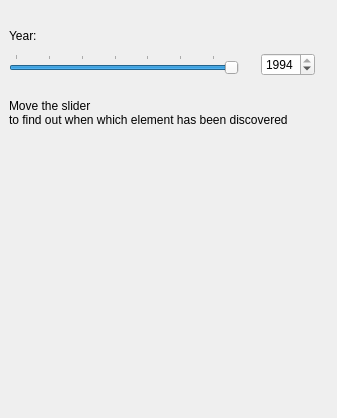
Before: the Qt Designer form src/timewidget.ui in KDE/kalzium, drawn with Qt 5.
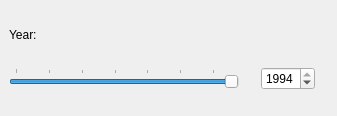
After: the same form once the commit is applied.

Commit message: * Remove not yet used stuff. * Pino: Designer hates me, I hate Designer. Perhaps you'll find 2 minutes   in Dublin to fix the layout in timewidget.ui ...

Diff of the .ui file:
```diff
--- a/src/timewidget.ui
+++ b/src/timewidget.ui
@@ -6,7 +6,7 @@
     <x>0</x>
     <y>0</y>
     <width>337</width>
-    <height>418</height>
+    <height>116</height>
    </rect>
   </property>
   <layout class="QGridLayout" >
@@ -87,31 +87,6 @@
      </property>
     </widget>
    </item>
-   <item row="4" column="0" colspan="2" >
-    <widget class="QLabel" name="text" >
-     <property name="sizePolicy" >
-      <sizepolicy>
-       <hsizetype>7</hsizetype>
-       <vsizetype>7</vsizetype>
-       <horstretch>0</horstretch>
-       <verstretch>0</verstretch>
-      </sizepolicy>
-     </property>
-     <property name="text" >
-      <string>Move the slider
-to find out when which element has been discovered</string>
-     </property>
-     <property name="textFormat" >
-      <enum>Qt::PlainText</enum>
-     </property>
-     <property name="alignment" >
-      <set>Qt::AlignTop</set>
-     </property>
-     <property name="wordWrap" >
-      <bool>true</bool>
-     </property>
-    </widget>
-   </item>
    <item row="3" column="0" colspan="2" >
     <spacer>
      <property name="orientation" >
@@ -161,22 +136,6 @@
      </item>
     </layout>
    </item>
-   <item row="0" column="0" colspan="2" >
-    <spacer>
-     <property name="orientation" >
-      <enum>Qt::Vertical</enum>
-     </property>
-     <property name="sizeType" >
-      <enum>QSizePolicy::Fixed</enum>
-     </property>
-     <property name="sizeHint" >
-      <size>
-       <width>178</width>
-       <height>16</height>
-      </size>
-     </property>
-    </spacer>
-   </item>
   </layout>
  </widget>
  <layoutdefault spacing="6" margin="11" />
```
The commit also changes 3 other files.
